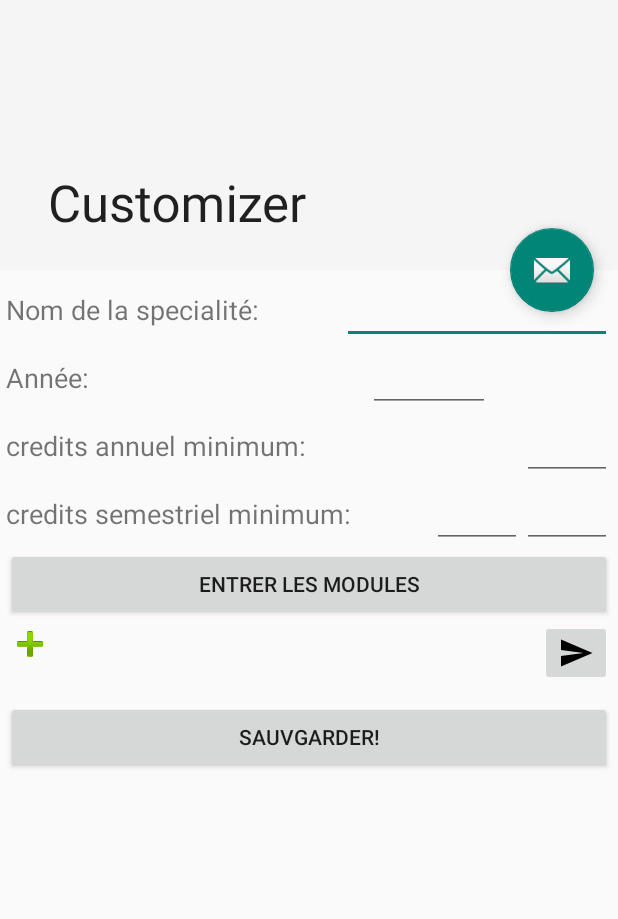
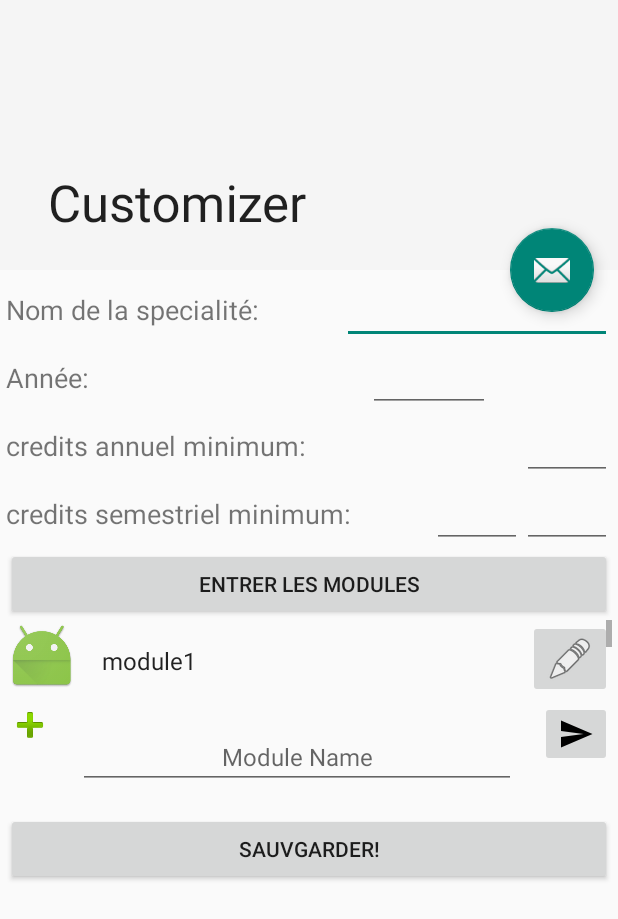
Before and after one commit to oualaeddine/LMDulator, an Android app: the Customizer screen opened directly, with no data from a screen before it, after a tap on "ENTRER LES MODULES", on a phone screen of 412 x 824 dp. Shown: the top 919 px of the screen. Run offline under Robolectric (Android 15) with nearby library versions, the phone set to English and light mode, and no system bars.

Commit message:
on runtime i get only one item in modulesListView ,but i added 3 items to the array list i think it's  the adapter that causes the problem

```diff
--- a/app/src/main/AndroidManifest.xml
+++ b/app/src/main/AndroidManifest.xml
@@ -45,11 +45,6 @@
             android:name=".activities.Launcher"
             android:label="@string/title_activity_launcher"
             android:theme="@style/AppTheme"></activity>
-        <activity
-            android:name=".activities.frags.ModulesListView"
-            android:label="@string/title_activity_login">
-
-        </activity>
 
     </application>
 
--- a/app/src/main/java/dz/da3sou9a/oualaeddine/lmdulator/activities/Customizer.java
+++ b/app/src/main/java/dz/da3sou9a/oualaeddine/lmdulator/activities/Customizer.java
@@ -6,12 +6,20 @@ import android.support.design.widget.FloatingActionButton;
 import android.support.design.widget.Snackbar;
 import android.support.v7.app.AppCompatActivity;
 import android.support.v7.widget.Toolbar;
+import android.view.LayoutInflater;
 import android.view.View;
+import android.view.ViewGroup;
+import android.widget.BaseAdapter;
 import android.widget.Button;
 import android.widget.EditText;
+import android.widget.ListView;
 import android.widget.TableRow;
+import android.widget.TextView;
+
+import java.util.ArrayList;
 
 import dz.da3sou9a.oualaeddine.lmdulator.R;
+import dz.da3sou9a.oualaeddine.lmdulator.items.ModuleG;
 
 import static android.view.View.VISIBLE;
 
@@ -23,6 +31,23 @@ public class Customizer extends AppCompatActivity {
     protected void onCreate(Bundle savedInstanceState) {
         super.onCreate(savedInstanceState);
         setContentView(R.layout.activity_customizer);
+
+
+        ArrayList<ModuleG> modules = new ArrayList<ModuleG>();
+
+        ModuleG module1 = new ModuleG("module1");
+        ModuleG module2 = new ModuleG("module2");
+        ModuleG module3 = new ModuleG("module3");
+
+        modules.add(module1);
+        modules.add(module2);
+        modules.add(module3);
+
+        ModulesListViewAdapter moduleAdapter = new ModulesListViewAdapter(modules);
+        ListView modulesListView = (ListView) findViewById(R.id.listViewModules);
+        modulesListView.setAdapter(moduleAdapter);
+
+
         Toolbar toolbar = (Toolbar) findViewById(R.id.toolbar);
         setSupportActionBar(toolbar);
 
@@ -47,10 +72,10 @@ public class Customizer extends AppCompatActivity {
         btnEditModules.setOnClickListener(new View.OnClickListener() {
             @Override
             public void onClick(View v) {
+
+
                 modulesList = (TableRow) findViewById(R.id.listModules);
                 modulesList.setVisibility(VISIBLE);
-
-
             }
         });
 
@@ -79,5 +104,41 @@ public class Customizer extends AppCompatActivity {
 
     }
 
+    class ModulesListViewAdapter extends BaseAdapter {
 
+        ArrayList<ModuleG> moduleGItemsArrayList = new ArrayList<ModuleG>();
+
+        public ModulesListViewAdapter(ArrayList<ModuleG> moduleGItemsArrayList) {
+            this.moduleGItemsArrayList = moduleGItemsArrayList;
+        }
+
+        @Override
+        public int getCount() {
+
+            return moduleGItemsArrayList.size();
+        }
+
+        @Override
+        public Object getItem(int position) {
+            return moduleGItemsArrayList.get(position).getModuleName();
+        }
+
+        @Override
+        public long getItemId(int position) {
+            return position;
+        }
+
+        @Override
+        public View getView(int i, View view, ViewGroup viewGroup) {
+            LayoutInflater inflater = getLayoutInflater();
+
+            View view1 = inflater.inflate(R.layout.modules_listview_item, null);
+
+            TextView moduleName = (TextView) view1.findViewById(R.id.content);
+
+            moduleName.setText(moduleGItemsArrayList.get(i).getModuleName());
+
+            return view1;
+        }
+    }
 }
--- a/app/src/main/java/dz/da3sou9a/oualaeddine/lmdulator/items/ModuleG.java
+++ b/app/src/main/java/dz/da3sou9a/oualaeddine/lmdulator/items/ModuleG.java
@@ -9,6 +9,10 @@ public class ModuleG {
 	private int id,defCred;
 	private String ModuleName;
     //Constructors
+
+    public ModuleG(String moduleName) {
+        ModuleName = moduleName;
+    }
 
     public ModuleG(boolean td, boolean tp, double cont, double tp1, double moy, double td1, int coef, int cred, int id, String moduleName) {
         this.tdState = td;
--- a/app/src/main/res/layout/content_customizer.xml
+++ b/app/src/main/res/layout/content_customizer.xml
@@ -179,7 +179,7 @@
                 android:visibility="gone">
 
                 <include
-                    layout="@layout/fragment_modules_list_view_container"
+                    layout="@layout/modules_list_view_container"
                     android:layout_width="0dp"
                     android:layout_height="wrap_content"
                     android:layout_weight="1" />
--- a/app/src/main/res/layout/add_item_to_listview.xml
+++ b/app/src/main/res/layout/modules_add_item_to_listview.xml
@@ -11,12 +11,17 @@
         android:layout_height="wrap_content"
         app:srcCompat="@android:drawable/ic_input_add" />
 
-    <TextView
+    <EditText
         android:id="@+id/content"
-        android:layout_width="match_parent"
+        android:layout_width="0dp"
         android:layout_height="wrap_content"
         android:layout_margin="@dimen/text_margin"
         android:layout_weight="1"
+        android:hint="Module Name"
+        android:inputType=""
+        android:selectAllOnFocus="false"
+        android:singleLine="true"
+        android:textAlignment="center"
         android:textAppearance="?attr/textAppearanceListItem" />
 
     <ImageButton
--- a/app/src/main/res/layout/fragment_modules_list_view_container.xml
+++ b/app/src/main/res/layout/modules_list_view_container.xml
@@ -1,8 +1,7 @@
 <FrameLayout xmlns:android="http://schemas.android.com/apk/res/android"
     xmlns:tools="http://schemas.android.com/tools"
     android:layout_width="match_parent"
-    android:layout_height="match_parent"
-    tools:context="dz.da3sou9a.oualaeddine.lmdulator.activities.frags.ModulesListViewContainer">
+    android:layout_height="match_parent">
 
     <LinearLayout
         android:layout_width="match_parent"
@@ -11,12 +10,12 @@
         tools:ignore="UselessParent">
 
         <include
-            layout="@layout/fragment_item_list"
+            layout="@layout/modules_listview"
             android:layout_width="match_parent"
             android:layout_height="wrap_content" />
 
         <include
-            layout="@layout/add_item_to_listview"
+            layout="@layout/modules_add_item_to_listview"
             android:layout_width="match_parent"
             android:layout_height="wrap_content" />
 
--- /dev/null
+++ b/app/src/main/res/layout/modules_listview.xml
@@ -0,0 +1,7 @@
+<?xml version="1.0" encoding="utf-8"?>
+<ListView xmlns:android="http://schemas.android.com/apk/res/android"
+    android:id="@+id/listViewModules"
+    android:layout_width="match_parent"
+    android:layout_height="match_parent">
+
+</ListView>
```
Also changed, not shown: app/src/main/java/dz/da3sou9a/oualaeddine/lmdulator/activities/frags/ItemFragment.java (deleted, +0 -108 lines), app/src/main/java/dz/da3sou9a/oualaeddine/lmdulator/activities/frags/ModulesListView.java (deleted, +0 -15 lines), app/src/main/java/dz/da3sou9a/oualaeddine/lmdulator/activities/frags/ModulesListViewContainer.java (deleted, +0 -109 lines), app/src/main/java/dz/da3sou9a/oualaeddine/lmdulator/activities/frags/MyItemRecyclerViewAdapter.java (deleted, +0 -76 lines), app/src/main/res/layout/fragment_item_list.xml (deleted, +0 -13 lines), app/src/main/res/layout/modules_listview_item.xml (renamed from app/src/main/res/layout/fragment_item.xml).
